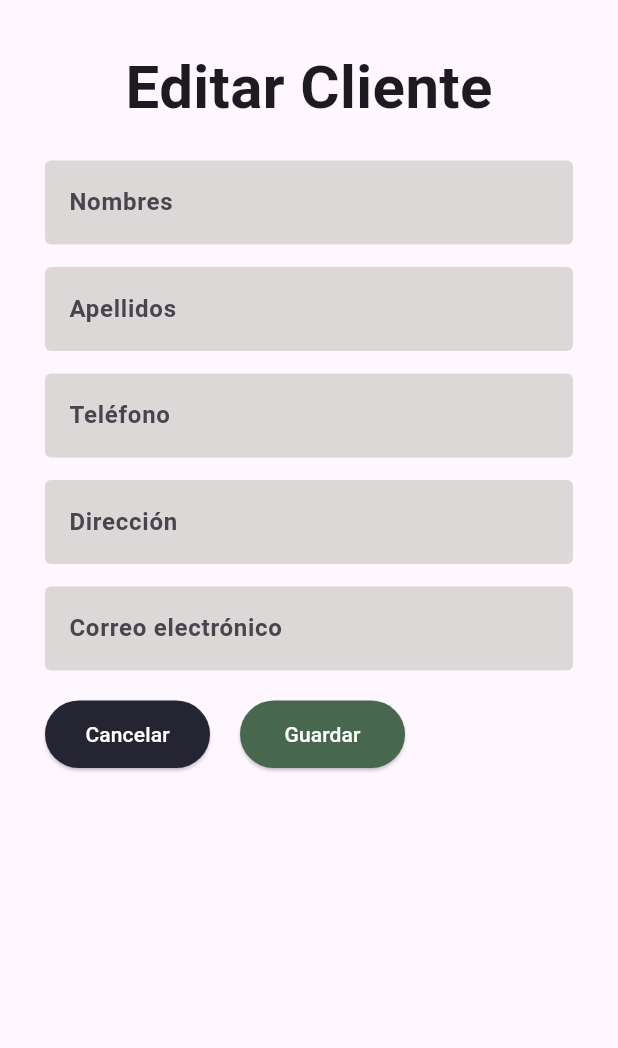
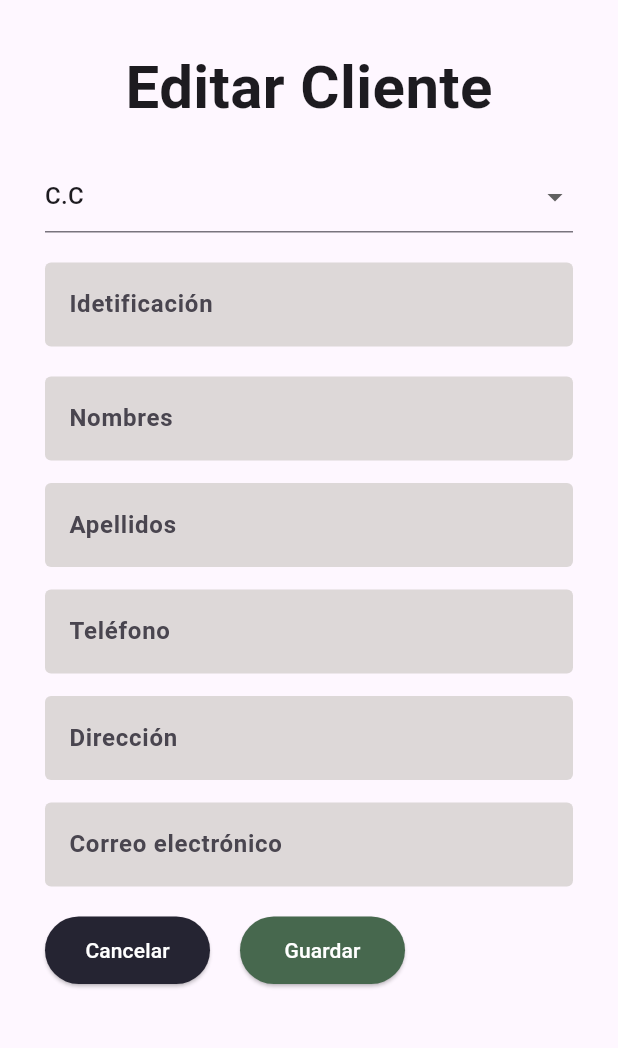
Before and after one commit to JESUS3928CF/colch_star_movile, a Flutter app: the CustomersEdit screen opened directly, on a phone screen of 412 x 824 dp, the part 84-1132 px from its top. Run offline on Flutter 3.47's test engine with Material 3 defaults, Android fonts, the phone set to English and light mode, and no system bars; our stand-ins replace dio, flutter_dotenv.

```diff
--- a/lib/domain/entities/customer.dart
+++ b/lib/domain/entities/customer.dart
@@ -6,9 +6,15 @@ class Customer {
   late final String phone;
   late final String email;
   late final String address;
+  late final String identification;
+  late final String typeidentification;
   final bool state;
 
-  Customer({required this.id, required this.name, required this.lastName, required this.phone, required this.email, required this.address, required this.state});
+  Customer({required this.id, required this.name,
+  required this.lastName, required this.phone,
+  required this.email, required this.address,
+  required this. identification, required this. typeidentification,
+  required this.state});
 
   Customer copyWith({
     int? id,
@@ -17,6 +23,8 @@ class Customer {
     String? phone,
     String? email,
     String? address,
+    String? identification,
+    String? typeidentification,
     bool? state,
   }) {
     return Customer(
@@ -26,6 +34,8 @@ class Customer {
       phone: phone ?? this.phone,
       email: email ?? this.email,
       address: address ?? this.address,
+      identification: identification?? this.identification,
+      typeidentification: typeidentification?? this.typeidentification,
       state: state ?? this.state,
     );
   }
--- a/lib/presentation/providers/customer_provider.dart
+++ b/lib/presentation/providers/customer_provider.dart
@@ -17,6 +17,8 @@ class CustomerProvider extends ChangeNotifier {
       phone: "",
       email: "",
       address: "",
+      identification: "",
+      typeidentification: "",
       state: false);
 
   int totalClients = 0;
@@ -47,7 +49,7 @@ class CustomerProvider extends ChangeNotifier {
     notifyListeners();
   }
 
-  Future<void> createCustomer(name, lastName, phone, email, address) async {
+  Future<void> createCustomer(name, lastName, phone, email, address, String identification, String typeidentification) async {
     // final data = {
     //   'nombre': name,
     //   'apellido': lastName,
--- a/lib/presentation/screens/customers_edit.dart
+++ b/lib/presentation/screens/customers_edit.dart
@@ -18,12 +18,15 @@ class _CustomersEditState extends State<CustomersEdit> {
   late CustomerProvider customerProvider; // Declara profileProvider aquí
 
   final _formKey = GlobalKey<FormState>();
+   final List<String> _typeidentification = ['C.C', 'C.E'];
+  String _selectedTypeIdentification = 'C.C';
 
   late TextEditingController _nombreController;
   late TextEditingController _apellidoController;
   late TextEditingController _telefonoController;
   late TextEditingController _emailController;
   late TextEditingController _direccionController;
+  late TextEditingController _identificationController;
 
   @override
   void initState() {
@@ -42,7 +45,11 @@ class _CustomersEditState extends State<CustomersEdit> {
         TextEditingController(text: customerProvider.customer.email);
     _direccionController =
         TextEditingController(text: customerProvider.customer.address);
+    _identificationController =     TextEditingController(text: customerProvider.customer.identification);
+
+
   }
+
 
   @override
   Widget build(BuildContext context) {
@@ -72,6 +79,51 @@ class _CustomersEditState extends State<CustomersEdit> {
                         key: _formKey,
                         child: Column(
                           children: <Widget>[
+                             Padding(
+                padding: EdgeInsets.only(top: 20),
+                child: DropdownButtonFormField<String>(
+                  value: _selectedTypeIdentification,
+                  items: _typeidentification.map((String value) {
+                    return DropdownMenuItem<String>(
+                      value: value,
+                      child: Text(value),
+                    );
+                  }).toList(),
+                  onChanged: (String? newValue) {
+                    setState(() {
+                      _selectedTypeIdentification = newValue!;
+                    });
+                  },
+                ),
+              ),
+                             Padding(
+                                padding: const EdgeInsets.only(top: 20),
+                                child: TextFormField(
+                                  controller: _identificationController,
+                                  decoration: const InputDecoration(
+                                      hintText: 'Idetificación',
+                                      hintStyle: TextStyle(
+                                          fontWeight: FontWeight.w700),
+                                      fillColor:
+                                          Color.fromARGB(255, 221, 216, 216),
+                                      focusedBorder: OutlineInputBorder(
+                                        borderSide: BorderSide(
+                                            width: 0, style: BorderStyle.none),
+                                      ),
+                                      enabledBorder: OutlineInputBorder(
+                                        borderSide: BorderSide(
+                                            width: 0, style: BorderStyle.none),
+                                      ),
+                                      filled: true),
+                                  validator: (value) {
+                                    if (value!.isEmpty) {
+                                      return 'Por favor ingrese su identificación';
+                                    }
+                                    return null;
+                                  },
+                                )),
+
+
                             Padding(
                                 padding: const EdgeInsets.only(top: 20),
                                 child: TextFormField(
--- a/lib/shared/data/local_clientes.dart
+++ b/lib/shared/data/local_clientes.dart
@@ -1,50 +1,47 @@
 List<Map<String, dynamic>> clientes = [
-    {"id_cliente": 1, "nombre": "Nombre1", "apellido": "Apellido1", "telefono": "123456789", "email": "correo1@example.com", "direccion": "Dirección1", "estado": true},
-    {"id_cliente": 2, "nombre": "Nombre2", "apellido": "Apellido2", "telefono": "987654321", "email": "correo2@example.com", "direccion": "Dirección2", "estado": false},
-  {
-    "id_cliente": 2,
-    "nombre": "Nombre2",
-    "apellido": "Apellido2",
-    "telefono": "987654321",
-    "email": "correo2@example.com",
-    "direccion": "Dirección2",
-    "estado": false
+    {
+    "id_cliente": 1,
+    "nombre": "Herlyn",
+    "apellido": "David",
+    "telefono": "3246303728",
+    "email": "herlindavid269@gmail.com",
+    "direccion": "Calle 56 # 17",
+    "identificacion": "1040760607",
+    "tipoIdentificacion": "C.C.",
+    "estado": true
   },
   {
     "id_cliente": 2,
-    "nombre": "Nombre2",
-    "apellido": "Apellido2",
-    "telefono": "987654321",
-    "email": "correo2@example.com",
-    "direccion": "Dirección2",
-    "estado": false
-  }
-  ,
-  {
-    "id_cliente": 2,
-    "nombre": "Nombre2",
-    "apellido": "Apellido2",
-    "telefono": "987654321",
-    "email": "correo2@example.com",
-    "direccion": "Dirección2",
-    "estado": false
+    "nombre": "Jesús",
+    "apellido": "Cochero",
+    "telefono": "3235252137",
+    "email": "jesus3928cf@gmail.com",
+    "direccion": "Calle 40 # 35",
+    "identificacion": "1063275773",
+    "tipoIdentificacion": "C.C.",
+    "estado": true
   },
   {
-    "id_cliente": 2,
-    "nombre": "Nombre2",
-    "apellido": "Apellido2",
-    "telefono": "987654321",
-    "email": "correo2@example.com",
-    "direccion": "Dirección2",
-    "estado": false
+    "id_cliente": 3,
+    "nombre": "Tomas",
+    "apellido": "Vanegas",
+    "telefono": "3015160613",
+    "email": "tomasvanegas2533@gmail.com",
+    "direccion": "Calle 10 # 80",
+    "identificacion": "1000637683",
+    "tipoIdentificacion": "C.C.",
+    "estado": true
   },
   {
-    "id_cliente": 2,
-    "nombre": "Nombre2",
-    "apellido": "Apellido2",
-    "telefono": "987654321",
-    "email": "correo2@example.com",
-    "direccion": "Dirección2",
-    "estado": false
+    "id_cliente": 4,
+    "nombre": "Brian",
+    "apellido": "Pareja",
+    "telefono": "3046453369",
+    "email": "parejabrianh31@gmail.com",
+    "direccion": "Calle 50 # 20",
+    "identificacion": "1013338235",
+    "tipoIdentificacion": "C.C.",
+    "estado": true
   }
+
   ];
```
Also changed, not shown: lib/infrastruture/models/customer_model.dart (+10 -0 lines), lib/presentation/screens/customers_create.dart (+51 -3 lines), lib/presentation/screens/customers_screen.dart (+26 -7 lines).
